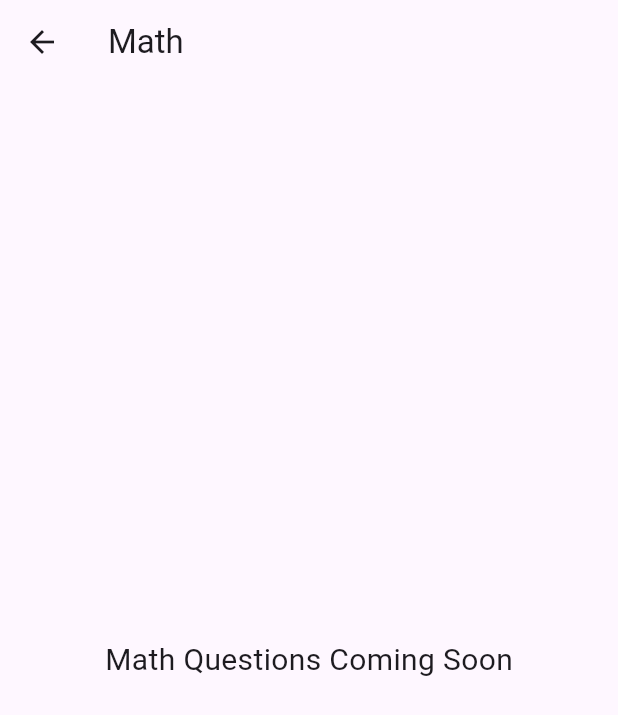
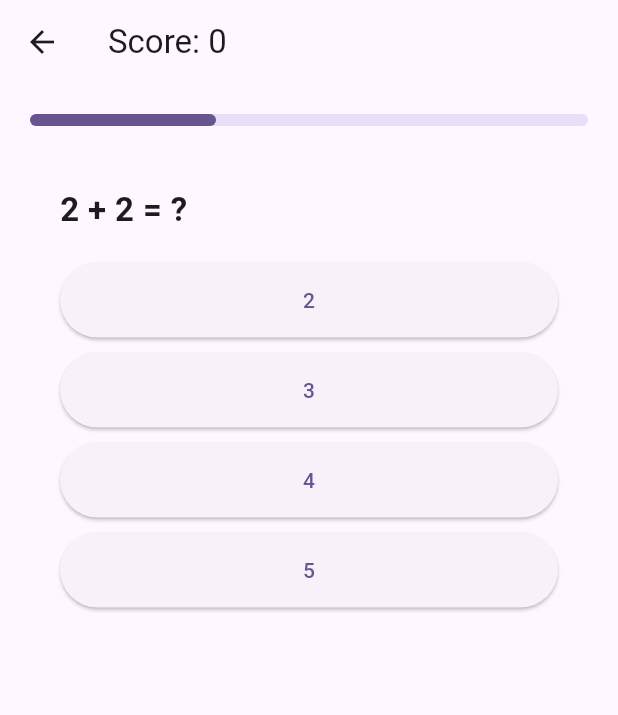
Before and after one commit to MasterOm08/pinnacle.github.io, a Flutter app: the screen it shows after launch, after a tap on "Math", on a phone screen of 412 x 824 dp. Shown: the top 715 px of the screen. Run offline on Flutter 3.47's test engine with Material 3 defaults, Android fonts, the phone set to English and light mode, and no system bars.

Commit message:
Added question models and question screen

```diff
--- /dev/null
+++ b/lib/models/question.dart
@@ -0,0 +1,19 @@
+enum QuestionType {
+  mcq,
+  trueFalse,
+  fillBlank,
+}
+
+class Question {
+  final String questionText;
+  final QuestionType type;
+  final List<String>? options;
+  final String answer;
+
+  Question({
+    required this.questionText,
+    required this.type,
+    this.options,
+    required this.answer,
+  });
+}
--- a/lib/screens/home_screen.dart
+++ b/lib/screens/home_screen.dart
@@ -2,6 +2,7 @@ import 'package:flutter/material.dart';
 import 'package:flutter_test1/screens/math_screen.dart';
 import 'package:flutter_test1/screens/science_screen.dart';
 import 'package:flutter_test1/screens/english_screen.dart';
+import '../screens/question_screen.dart';
 
 class HomeScreen extends StatelessWidget {
   const HomeScreen({super.key});
@@ -59,7 +60,7 @@ class HomeScreen extends StatelessWidget {
                     Navigator.push(
                     context,
                     MaterialPageRoute(
-                      builder: (_) => const MathScreen(),
+                      builder: (_) => const QuestionScreen(),
                       ),
                     );
                   },
--- /dev/null
+++ b/lib/screens/question_screen.dart
@@ -0,0 +1,166 @@
+import 'package:flutter/material.dart';
+import '../models/question.dart';
+
+class QuestionScreen extends StatefulWidget {
+  const QuestionScreen({super.key});
+
+  @override
+  State<QuestionScreen> createState() => _QuestionScreenState();
+}
+
+class _QuestionScreenState extends State<QuestionScreen> {
+
+  int currentIndex = 0;
+  int score = 0;
+  Color? feedbackColor;
+
+  final TextEditingController controller = TextEditingController();
+
+  final List<Question> questions = [
+
+    Question(
+      questionText: "2 + 2 = ?",
+      type: QuestionType.mcq,
+      options: ["2", "3", "4", "5"],
+      answer: "4",
+    ),
+
+    Question(
+      questionText: "The Sun is a planet.",
+      type: QuestionType.trueFalse,
+      options: ["True", "False"],
+      answer: "False",
+    ),
+
+    Question(
+      questionText: "5 + __ = 8",
+      type: QuestionType.fillBlank,
+      answer: "3",
+    ),
+  ];
+
+  void checkAnswer(String answer) {
+    bool isCorrect =
+        answer.trim().toLowerCase() ==
+        questions[currentIndex].answer.toLowerCase();
+
+    setState(() {
+      feedbackColor = isCorrect ? Colors.green : Colors.red;
+      if (isCorrect) score++;
+    });
+
+    Future.delayed(const Duration(milliseconds: 700), () {
+      if (mounted) {
+        setState(() {
+          currentIndex++;
+          feedbackColor = null;
+          controller.clear();
+        });
+      }
+    });
+  }
+
+  @override
+  Widget build(BuildContext context) {
+
+    // 🔥 When quiz is finished
+    if (currentIndex >= questions.length) {
+      return Scaffold(
+        appBar: AppBar(title: const Text("Result")),
+        body: Center(
+          child: Text(
+            "Your Score: $score / ${questions.length}",
+            style: const TextStyle(fontSize: 24),
+          ),
+        ),
+      );
+    }
+
+    final question = questions[currentIndex];
+
+    return Scaffold(
+      appBar: AppBar(
+        title: Text("Score: $score"),
+      ),
+      body: Padding(
+        padding: const EdgeInsets.all(20),
+        child: Column(
+          crossAxisAlignment: CrossAxisAlignment.start,
+          children: [
+
+            // 🔥 Progress Bar
+            LinearProgressIndicator(
+              value: (currentIndex + 1) / questions.length,
+              minHeight: 8,
+              borderRadius: BorderRadius.circular(20),
+            ),
+
+            const SizedBox(height: 20),
+
+            // 🔥 Animated Question Card
+            AnimatedContainer(
+              duration: const Duration(milliseconds: 300),
+              padding: const EdgeInsets.all(20),
+              decoration: BoxDecoration(
+                color: feedbackColor?.withOpacity(0.2),
+                borderRadius: BorderRadius.circular(16),
+              ),
+              child: Column(
+                crossAxisAlignment: CrossAxisAlignment.start,
+                children: [
+
+                  Text(
+                    question.questionText,
+                    style: const TextStyle(
+                      fontSize: 22,
+                      fontWeight: FontWeight.bold,
+                    ),
+                  ),
+
+                  const SizedBox(height: 20),
+
+                  // 🔥 MCQ & True/False
+                  if (question.type == QuestionType.mcq ||
+                      question.type == QuestionType.trueFalse)
+
+                    ...question.options!.map(
+                      (option) => Padding(
+                        padding: const EdgeInsets.only(bottom: 10),
+                        child: ElevatedButton(
+                          style: ElevatedButton.styleFrom(
+                            minimumSize: const Size(double.infinity, 50),
+                          ),
+                          onPressed: () => checkAnswer(option),
+                          child: Text(option),
+                        ),
+                      ),
+                    ),
+
+                  // 🔥 Fill in the Blank
+                  if (question.type == QuestionType.fillBlank)
+                    Column(
+                      children: [
+                        TextField(
+                          controller: controller,
+                          decoration: const InputDecoration(
+                            border: OutlineInputBorder(),
+                            hintText: "Enter answer",
+                          ),
+                        ),
+                        const SizedBox(height: 10),
+                        ElevatedButton(
+                          onPressed: () =>
+                              checkAnswer(controller.text),
+                          child: const Text("Submit"),
+                        ),
+                      ],
+                    ),
+                ],
+              ),
+            ),
+          ],
+        ),
+      ),
+    );
+  }
+}
```
Also changed, not shown: 1 other file.
